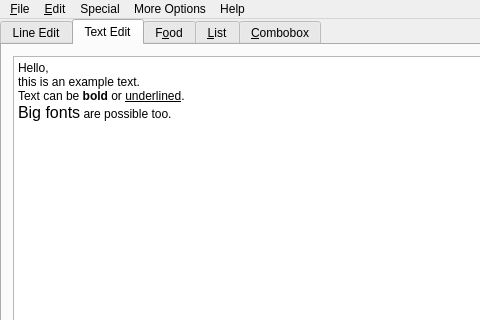
KDE/qtatspi, file examples/simple/mainwindow.ui: the form before one commit; both pictures show x 0 to 480 and y 0 to 320 of the 594 by 526 pixel window.
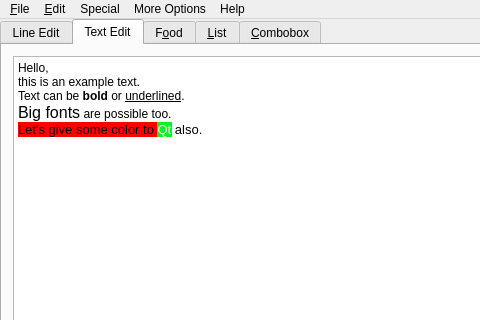
The form after the commit. The open tabs and pages were chosen to show the change.

Commit message: Added text in color to Simple example

```diff
--- a/examples/simple/mainwindow.ui
+++ b/examples/simple/mainwindow.ui
@@ -89,7 +89,8 @@
 &lt;p style=&quot; margin-top:0px; margin-bottom:0px; margin-left:0px; margin-right:0px; -qt-block-indent:0; text-indent:0px;&quot;&gt;&lt;span style=&quot; font-family:'Sans Serif'; font-size:9pt;&quot;&gt;Hello,&lt;/span&gt;&lt;/p&gt;
 &lt;p style=&quot; margin-top:0px; margin-bottom:0px; margin-left:0px; margin-right:0px; -qt-block-indent:0; text-indent:0px;&quot;&gt;&lt;span style=&quot; font-family:'Sans Serif'; font-size:9pt;&quot;&gt;this is an example text.&lt;/span&gt;&lt;/p&gt;
 &lt;p style=&quot; margin-top:0px; margin-bottom:0px; margin-left:0px; margin-right:0px; -qt-block-indent:0; text-indent:0px;&quot;&gt;&lt;span style=&quot; font-family:'Sans Serif'; font-size:9pt;&quot;&gt;Text can be &lt;/span&gt;&lt;span style=&quot; font-family:'Sans Serif'; font-size:9pt; font-weight:600;&quot;&gt;bold&lt;/span&gt;&lt;span style=&quot; font-family:'Sans Serif'; font-size:9pt;&quot;&gt; or &lt;/span&gt;&lt;span style=&quot; font-family:'Sans Serif'; font-size:9pt; text-decoration: underline;&quot;&gt;underlined&lt;/span&gt;&lt;span style=&quot; font-family:'Sans Serif'; font-size:9pt;&quot;&gt;.&lt;/span&gt;&lt;/p&gt;
-&lt;p style=&quot; margin-top:0px; margin-bottom:0px; margin-left:0px; margin-right:0px; -qt-block-indent:0; text-indent:0px;&quot;&gt;&lt;span style=&quot; font-family:'Sans Serif'; font-size:12pt;&quot;&gt;Big fonts&lt;/span&gt;&lt;span style=&quot; font-family:'Sans Serif'; font-size:9pt;&quot;&gt; are possible too.&lt;/span&gt;&lt;/p&gt;&lt;/body&gt;&lt;/html&gt;</string>
+&lt;p style=&quot; margin-top:0px; margin-bottom:0px; margin-left:0px; margin-right:0px; -qt-block-indent:0; text-indent:0px;&quot;&gt;&lt;span style=&quot; font-family:'Sans Serif'; font-size:12pt;&quot;&gt;Big fonts&lt;/span&gt;&lt;span style=&quot; font-family:'Sans Serif'; font-size:9pt;&quot;&gt; are possible too.&lt;/span&gt;&lt;/p&gt;
+&lt;p style=&quot; margin-top:0px; margin-bottom:0px; margin-left:0px; margin-right:0px; -qt-block-indent:0; text-indent:0px;&quot;&gt;&lt;span style=&quot; background-color:#ff0000;&quot;&gt;Let's give some color to &lt;/span&gt;&lt;span style=&quot; color:#f0f1f2; background-color:#14f01e;&quot;&gt;Qt&lt;/span&gt; also.&lt;/p&gt;&lt;/body&gt;&lt;/html&gt;</string>
           </property>
          </widget>
         </item>
```
Left out of the diff: 2 changed lines with no effect on the pictures.
